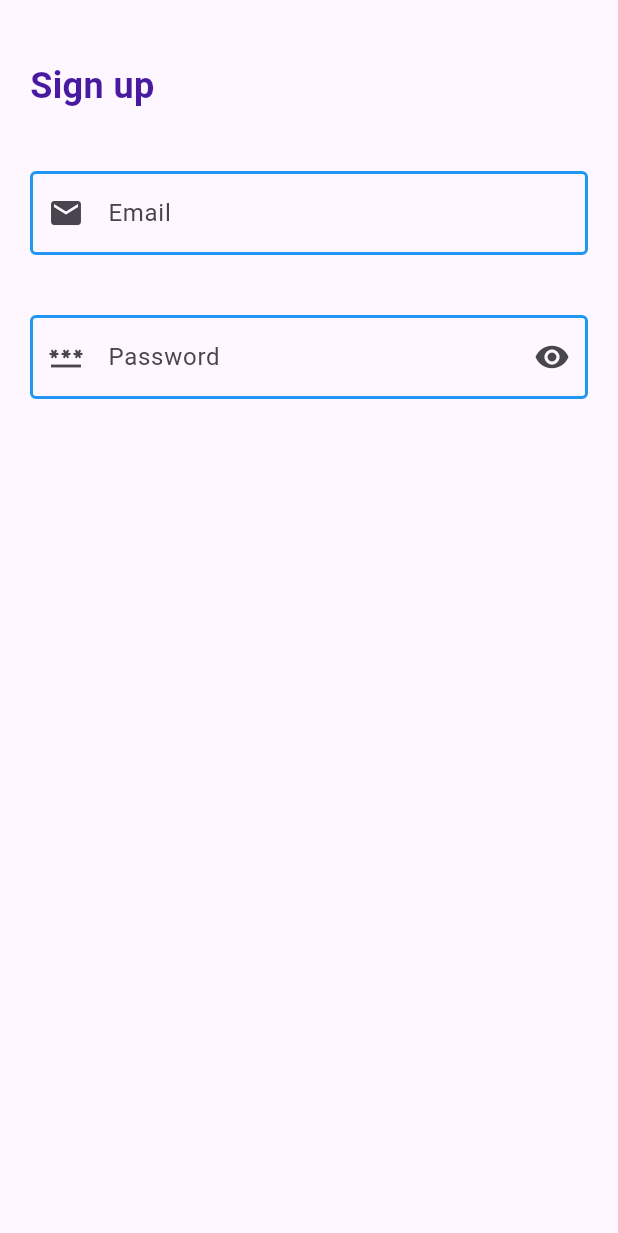
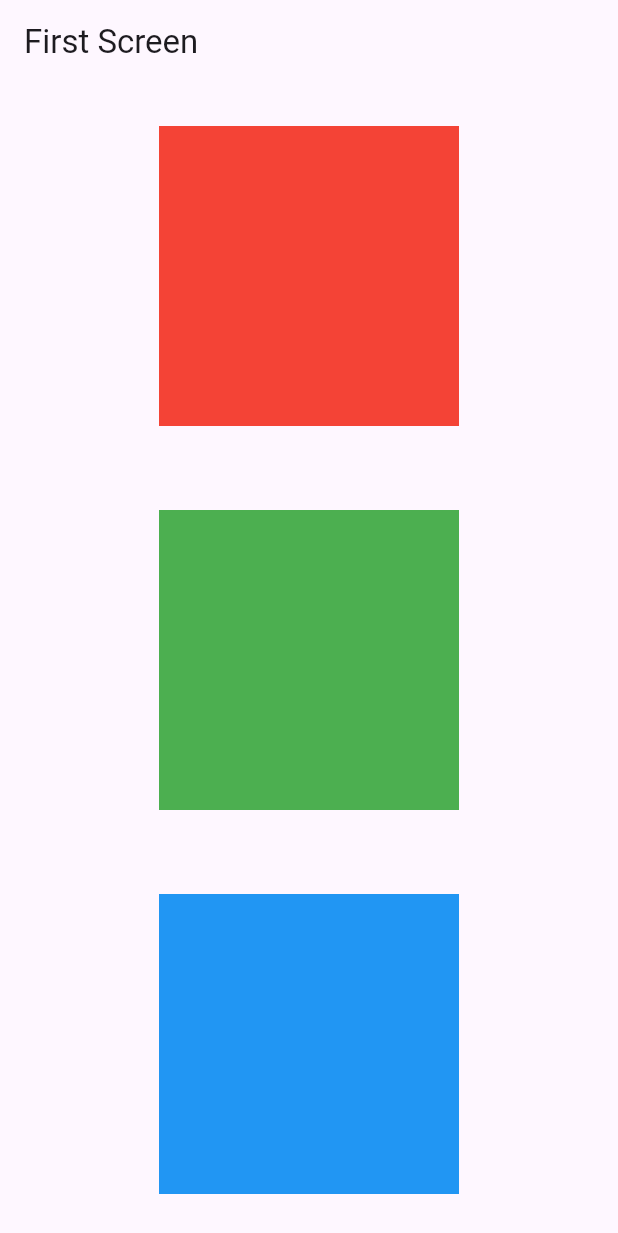
Before and after one commit to gen-eslam/flutter_mec, a Flutter app: the screen it shows after launch, on a phone screen of 412 x 824 dp. Shown: the top 1233 px of the screen. Run offline on Flutter 3.47's test engine with Material 3 defaults, Android fonts, the phone set to English and light mode, and no system bars.

```diff
--- a/lib/main.dart
+++ b/lib/main.dart
@@ -1,149 +1,159 @@
+// import 'package:flutter/material.dart';
+
+// void main() {
+//   runApp(const MyApp());
+// }
+// ///https://www.figma.com/file/4B3yZIL2XPsKuBOjrYR2D2/Mobile-Sign-in-%26-Sign-up-Design-(Community)?type=design&node-id=4-31&mode=design&t=2lhZqDXbZxJWyFQB-0
+
+// class MyApp extends StatelessWidget {
+//   const MyApp({super.key});
+
+//   /// screen 1 => screen 2
+//   /// class routs
+//   @override
+//   Widget build(BuildContext context) {
+//     // This widget is the root of your application.
+//     return const MaterialApp(
+//       title: 'Flutter Demo',
+//       debugShowCheckedModeBanner: false,
+//       // theme: ThemeData(
+//       //   colorScheme: ColorScheme.fromSeed(seedColor: Colors.deepPurple),
+//       //   useMaterial3: true,
+//       // ),
+//       home: SignUpScreen(),
+//     );
+//   }
+// }
+
+// // class PasswordTextFormField extends StatefulWidget {
+// //   const PasswordTextFormField({super.key});
+
+// //   @override
+// //   State<PasswordTextFormField> createState() => _PasswordTextFormFieldState();
+// // }
+
+// // class _PasswordTextFormFieldState extends State<PasswordTextFormField> {
+// //   bool obscureText = true;
+// //   @override
+// //   Widget build(BuildContext context) {
+// //     return TextFormField(
+// //       obscureText: obscureText,
+// //       obscuringCharacter: "#",
+// //       decoration: InputDecoration(
+// //         hintText: "Password", prefixIcon: const Icon(Icons.password),
+// //         suffixIcon: IconButton(
+// //             onPressed: () {
+// //               setState(() {
+// //                 obscureText = !obscureText;
+// //               });
+// //             },
+// //             icon: const Icon(Icons.visibility)),
+
+// //         enabledBorder: const OutlineInputBorder(
+// //             borderSide: BorderSide(color: Colors.blue, width: 2)),
+// //         // enabled: false,
+// //         disabledBorder: const OutlineInputBorder(
+// //             borderSide: BorderSide(color: Colors.blue, width: 2)),
+// //         focusedBorder: const OutlineInputBorder(
+// //             borderRadius: BorderRadius.only(
+// //                 topLeft: Radius.circular(30), bottomRight: Radius.circular(30)),
+// //             borderSide: BorderSide(color: Colors.green, width: 2)),
+// //         // focusedErrorBorder: ,
+// //         // errorBorder: ,
+// //       ),
+// //     );
+// //   }
+// // }
 import 'package:flutter/material.dart';
-import 'package:flutter_application_1/firest_screen.dart';
 
 void main() {
-  runApp(const MyApp());
+  runApp(MaterialApp(
+    title: 'Flutter Navigation',
+    theme: ThemeData(
+      // This is the theme of your application.
+      primarySwatch: Colors.green,
+    ),
+    home: const FirstRoute(),
+  ));
 }
-///https://www.figma.com/file/4B3yZIL2XPsKuBOjrYR2D2/Mobile-Sign-in-%26-Sign-up-Design-(Community)?type=design&node-id=4-31&mode=design&t=2lhZqDXbZxJWyFQB-0
 
-class MyApp extends StatelessWidget {
-  const MyApp({super.key});
+int selected = 0;
+List<Color> colors = [Colors.red, Colors.green, Colors.blue];
 
-  /// screen 1 => screen 2
-  /// class routs
+class FirstRoute extends StatefulWidget {
+  const FirstRoute({super.key});
+
+  @override
+  State<FirstRoute> createState() => _FirstRouteState();
+}
+
+class _FirstRouteState extends State<FirstRoute> {
   @override
   Widget build(BuildContext context) {
-    // This widget is the root of your application.
-    return const MaterialApp(
-      title: 'Flutter Demo',
-      debugShowCheckedModeBanner: false,
-      // theme: ThemeData(
-      //   colorScheme: ColorScheme.fromSeed(seedColor: Colors.deepPurple),
-      //   useMaterial3: true,
-      // ),
-      home: SignUpScreen(),
+    return Scaffold(
+        appBar: AppBar(
+          title: const Text('First Screen'),
+        ),
+        body: SizedBox(
+          width: MediaQuery.of(context).size.width,
+          child: Column(
+            mainAxisAlignment: MainAxisAlignment.spaceAround,
+            children: List.generate(
+                3,
+                (index) => CustomContainer(
+                    selected: selected, index: index, color: colors[index])),
+          ),
+        ));
+  }
+}
+
+class CustomContainer extends StatefulWidget {
+  Color color;
+  int selected, index;
+
+  CustomContainer({
+    super.key,
+    required this.selected,
+    required this.index,
+    required this.color,
+  });
+
+  @override
+  State<CustomContainer> createState() => _CustomContainerState();
+}
+
+class _CustomContainerState extends State<CustomContainer> {
+  IconData? iconData;
+
+  @override
+  void didUpdateWidget(covariant CustomContainer oldWidget) {
+    if (widget.index == widget.selected) {
+      iconData = Icons.check;
+    } else {
+      iconData = null;
+    }
+    super.didUpdateWidget(oldWidget);
+  }
+
+  @override
+  Widget build(BuildContext context) {
+    return InkWell(
+      onTap: () {
+        setState(() {
+          print(selected);
+          selected = widget.index;
+        });
+      },
+      child: Container(
+        height: 200,
+        width: 200,
+        color: widget.color,
+        child: Icon(
+          iconData,
+          size: 100,
+          color: Colors.white,
+        ),
+      ),
     );
   }
 }
-
-class SignUpScreen extends StatefulWidget {
-  const SignUpScreen({super.key});
-
-  @override
-  State<SignUpScreen> createState() => _SignUpScreenState();
-}
-
-class _SignUpScreenState extends State<SignUpScreen> {
-  bool obscureText = true;
-  @override
-  Widget build(BuildContext context) {
-    return Scaffold(
-      body: SafeArea(
-          child: Container(
-        width: double.infinity,
-        padding: const EdgeInsets.symmetric(horizontal: 20, vertical: 40),
-        child: Column(
-          crossAxisAlignment: CrossAxisAlignment.start,
-          children: [
-            const Text(
-              "Sign up",
-              style: TextStyle(
-                color: Color(0xff471AA0),
-                fontSize: 24,
-                fontWeight: FontWeight.w700,
-              ),
-            ),
-            const SizedBox(height: 40),
-            // // navigation
-            // creaete firest screen
-            TextFormField(
-              decoration: const InputDecoration(
-                hintText: "Email", prefixIcon: Icon(Icons.email),
-                // border: ,
-                enabledBorder: OutlineInputBorder(
-                    borderSide: BorderSide(color: Colors.blue, width: 2)),
-                // enabled: false,
-                disabledBorder: OutlineInputBorder(
-                    borderSide: BorderSide(color: Colors.blue, width: 2)),
-                focusedBorder: OutlineInputBorder(
-                    borderRadius: BorderRadius.only(
-                        topLeft: Radius.circular(30),
-                        bottomRight: Radius.circular(30)),
-                    borderSide: BorderSide(color: Colors.green, width: 2)),
-                // focusedErrorBorder: ,
-                // errorBorder: ,
-              ),
-            ),
-            const SizedBox(height: 40),
-            TextFormField(
-              obscureText: obscureText,
-              decoration: InputDecoration(
-                hintText: "Password", prefixIcon: const Icon(Icons.password),
-                suffixIcon: IconButton(
-                    onPressed: () {
-                      setState(() {
-                        obscureText = !obscureText;
-                      });
-                    },
-                    icon: const Icon(Icons.visibility)),
-                // border: ,
-                enabledBorder: const OutlineInputBorder(
-                    borderSide: BorderSide(color: Colors.blue, width: 2)),
-                // enabled: false,
-                disabledBorder: const OutlineInputBorder(
-                    borderSide: BorderSide(color: Colors.blue, width: 2)),
-                focusedBorder: const OutlineInputBorder(
-                    borderRadius: BorderRadius.only(
-                        topLeft: Radius.circular(30),
-                        bottomRight: Radius.circular(30)),
-                    borderSide: BorderSide(color: Colors.green, width: 2)),
-                // focusedErrorBorder: ,
-                // errorBorder: ,
-              ),
-            ),
-          ],
-        ),
-      )),
-    );
-  }
-}
-
-// class PasswordTextFormField extends StatefulWidget {
-//   const PasswordTextFormField({super.key});
-
-//   @override
-//   State<PasswordTextFormField> createState() => _PasswordTextFormFieldState();
-// }
-
-// class _PasswordTextFormFieldState extends State<PasswordTextFormField> {
-//   bool obscureText = true;
-//   @override
-//   Widget build(BuildContext context) {
-//     return TextFormField(
-//       obscureText: obscureText,
-//       obscuringCharacter: "#",
-//       decoration: InputDecoration(
-//         hintText: "Password", prefixIcon: const Icon(Icons.password),
-//         suffixIcon: IconButton(
-//             onPressed: () {
-//               setState(() {
-//                 obscureText = !obscureText;
-//               });
-//             },
-//             icon: const Icon(Icons.visibility)),
-
-//         enabledBorder: const OutlineInputBorder(
-//             borderSide: BorderSide(color: Colors.blue, width: 2)),
-//         // enabled: false,
-//         disabledBorder: const OutlineInputBorder(
-//             borderSide: BorderSide(color: Colors.blue, width: 2)),
-//         focusedBorder: const OutlineInputBorder(
-//             borderRadius: BorderRadius.only(
-//                 topLeft: Radius.circular(30), bottomRight: Radius.circular(30)),
-//             borderSide: BorderSide(color: Colors.green, width: 2)),
-//         // focusedErrorBorder: ,
-//         // errorBorder: ,
-//       ),
-//     );
-//   }
-// }
```
Also changed, not shown: lib/navigation/firest_nav.dart (added, +16 -0 lines), lib/navigation/second_screen.dart (added, +65 -0 lines), lib/navigation/third_screen.dart (added, +23 -0 lines), lib/sing_up_screen.dart (added, +85 -0 lines).
